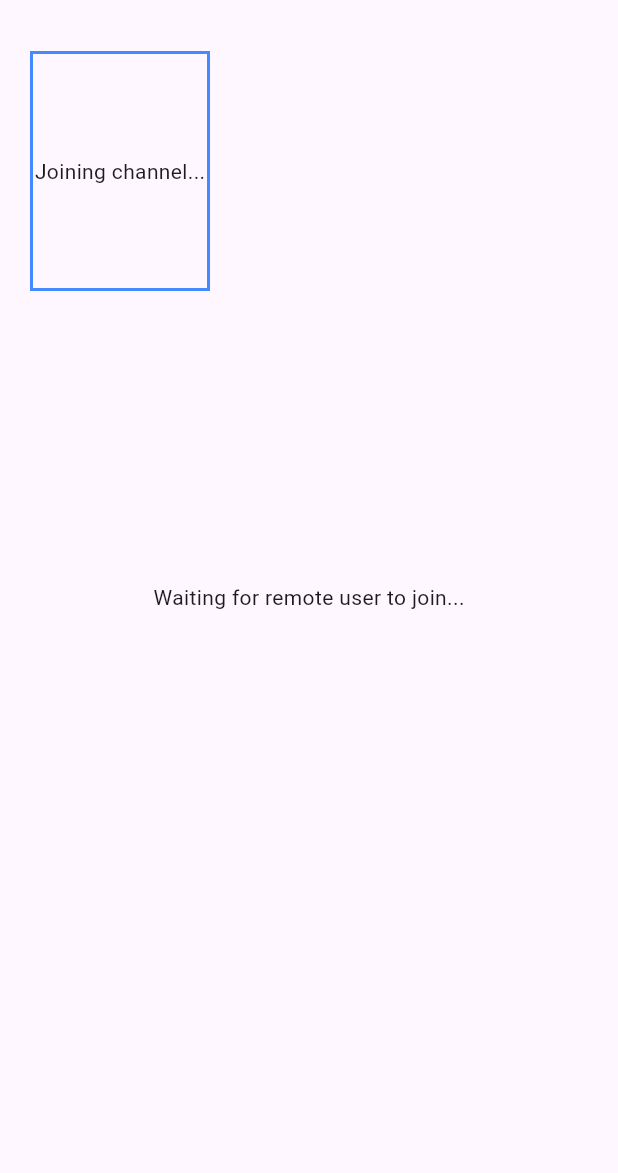
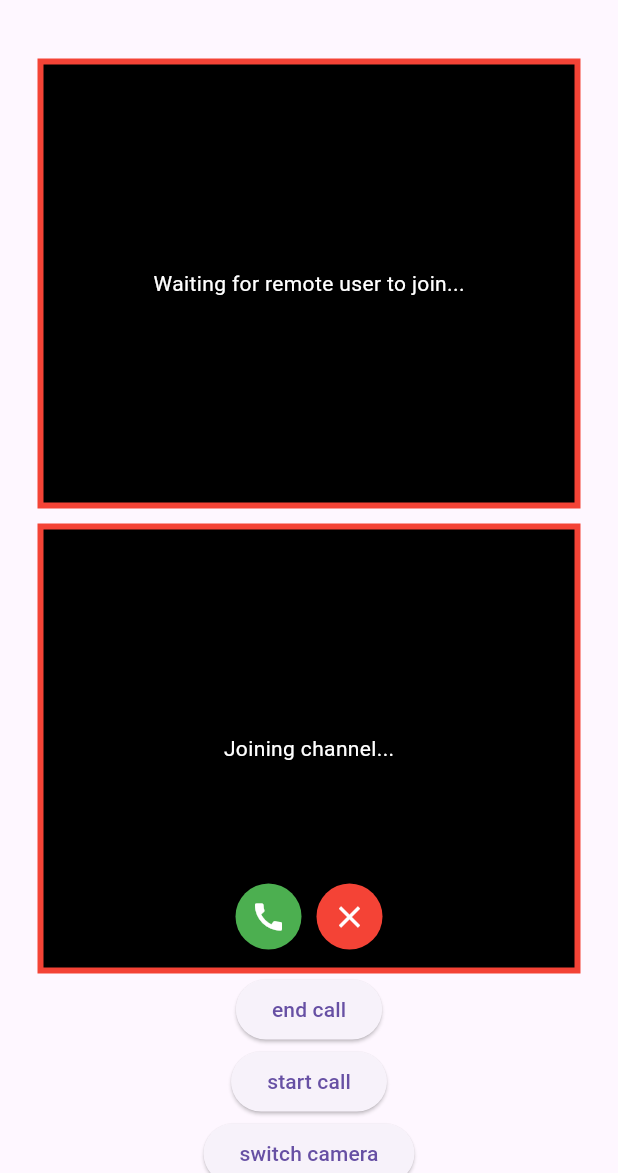
Before and after one commit to hachwa753/videocallagoraflutter, a Flutter app: the screen it shows after launch, on a phone screen of 412 x 824 dp, the part 63-1236 px from its top. Run offline on Flutter 3.47's test engine with Material 3 defaults, Android fonts, the phone set to English and light mode, and no system bars; our stand-ins replace permission_handler; missing offline and left inert: agora_rtc_engine.

Commit message:
add some functions

```diff
--- a/lib/home_page.dart
+++ b/lib/home_page.dart
@@ -10,11 +10,10 @@ import 'package:videoapp/fetch_agora_token.dart';
 //     <uses-permission android:name="android.permission.BLUETOOTH_CONNECT" />
 
 // Replace with your Agora App ID
-const String appId = '6e0e73a5a42444499d40dde03af428ad';
+const String appId = '1446fbca246b482aa5bd9730b39ae739';
 
 // Token is optional for testing. Use a valid token in production!
-const String token =
-    '007eJxTYMjp/D5TQ/kbt0tvZvSd8+9Vjtkc1bv+X7h4c9apjGAm7/0KDGapBqnmxommiSZGJkBgaZliYpCSkmpgnJhmYmSRmLLOOTGjIZCRIYhvHQMjFIL4nAyJBQWl8YlFiUkMDAALtyFD';
+const String token = '';
 // Get token from your Firebase function
 
 // for token generation
@@ -45,27 +44,23 @@ class VideoCallScreen extends StatefulWidget {
 }
 
 class _VideoCallScreenState extends State<VideoCallScreen> {
-  late final RtcEngine _engine;
+  RtcEngine? _engine;
   int? _remoteUid;
   bool _localUserJoined = false;
-
-  @override
-  void initState() {
-    super.initState();
-    _initAgora();
-  }
+  bool _engineInitialized = false;
 
   Future<void> _initAgora() async {
     await _requestPermissions(); // REQUEST PERMISSIONS
     _engine = createAgoraRtcEngine();
 
-    await _engine.initialize(RtcEngineContext(appId: appId));
+    await _engine!.initialize(RtcEngineContext(appId: appId));
+    _engineInitialized = true;
 
-    await _engine.enableVideo();
+    await _engine!.enableVideo();
     //  Set up local video stream
-    await _engine.startPreview();
+    await _engine!.startPreview();
 
-    _engine.registerEventHandler(
+    _engine!.registerEventHandler(
       RtcEngineEventHandler(
         onJoinChannelSuccess: (connection, elapsed) {
           setState(() {
@@ -89,8 +84,13 @@ class _VideoCallScreenState extends State<VideoCallScreen> {
     //   channelName,
     //   0,
     // ); // or your user id here
+  }
 
-    await _engine.joinChannel(
+  Future<void> startCall() async {
+    if (!_engineInitialized) {
+      await _initAgora();
+    }
+    await _engine!.joinChannel(
       token: token,
       channelId: channelName,
 
@@ -111,23 +111,21 @@ class _VideoCallScreenState extends State<VideoCallScreen> {
     }
   }
 
-  @override
-  void dispose() {
-    _engine.leaveChannel();
-    _engine.release();
-    super.dispose();
-  }
-
   Widget _renderLocalVideo() {
     if (_localUserJoined) {
       return AgoraVideoView(
         controller: VideoViewController(
-          rtcEngine: _engine,
+          rtcEngine: _engine!,
           canvas: const VideoCanvas(uid: 0),
         ),
       );
     } else {
-      return const Center(child: Text('Joining channel...'));
+      return const Center(
+        child: Text(
+          style: TextStyle(color: Colors.white),
+          'Joining channel...',
+        ),
+      );
     }
   }
 
@@ -135,13 +133,18 @@ class _VideoCallScreenState extends State<VideoCallScreen> {
     if (_remoteUid != null) {
       return AgoraVideoView(
         controller: VideoViewController.remote(
-          rtcEngine: _engine,
+          rtcEngine: _engine!,
           canvas: VideoCanvas(uid: _remoteUid),
           connection: RtcConnection(channelId: channelName),
         ),
       );
     } else {
-      return const Center(child: Text('Waiting for remote user to join...'));
+      return const Center(
+        child: Text(
+          'Waiting for remote user to join...',
+          style: TextStyle(color: Colors.white),
+        ),
+      );
     }
   }
 
@@ -149,23 +152,128 @@ class _VideoCallScreenState extends State<VideoCallScreen> {
   Widget build(BuildContext context) {
     return Scaffold(
       appBar: AppBar(title: const Text('Agora Video Call')),
-      body: Stack(
+
+      // body: Stack(
+      //   children: [
+      //     Positioned.fill(child: _renderRemoteVideo()),
+      //     Positioned(
+      //       top: 20,
+      //       left: 20,
+      //       width: 120,
+      //       height: 160,
+      //       child: Container(
+      //         decoration: BoxDecoration(
+      //           border: Border.all(color: Colors.blueAccent, width: 2),
+      //         ),
+      //         child: _renderLocalVideo(),
+      //       ),
+      //     ),
+      //   ],
+      // ),
+      body: SingleChildScrollView(
+        child: Padding(
+          padding: const EdgeInsets.all(25.0),
+          child: Column(
             children: [
-          Positioned.fill(child: _renderRemoteVideo()),
-          Positioned(
-            top: 20,
-            left: 20,
-            width: 120,
-            height: 160,
+              Container(
+                decoration: BoxDecoration(
+                  color: Colors.black,
+                  border: Border.all(color: Colors.red, width: 4),
+                ),
+
+                width: double.infinity,
+                height: 300,
+                child: _renderRemoteVideo(),
+              ),
+              SizedBox(height: 10),
+              Container(
+                height: 300,
+                child: Stack(
+                  children: [
+                    GestureDetector(
+                      onDoubleTap: () {
+                        _engine!.switchCamera();
+                      },
                       child: Container(
                         decoration: BoxDecoration(
-                border: Border.all(color: Colors.blueAccent, width: 2),
+                          color: Colors.black,
+                          border: Border.all(color: Colors.red, width: 4),
                         ),
+
+                        width: double.infinity,
+                        height: 300,
                         child: _renderLocalVideo(),
+                      ),
+                    ),
+                    Align(
+                      alignment: Alignment.bottomCenter,
+                      child: Padding(
+                        padding: const EdgeInsets.only(
+                          bottom: 16.0,
+                        ), // space from bottom
+                        child: Row(
+                          mainAxisSize: MainAxisSize.min,
+                          mainAxisAlignment: MainAxisAlignment.center,
+                          children: [
+                            Container(
+                              padding: EdgeInsets.all(10),
+                              decoration: BoxDecoration(
+                                color: Colors.green,
+                                shape: BoxShape.circle,
+                              ),
+                              child: Icon(Icons.call, color: Colors.white),
+                            ),
+                            SizedBox(width: 10),
+                            Container(
+                              padding: EdgeInsets.all(10),
+                              decoration: BoxDecoration(
+                                color: Colors.red,
+                                shape: BoxShape.circle,
+                              ),
+                              child: Icon(Icons.close, color: Colors.white),
+                            ),
+                          ],
+                        ),
                       ),
                     ),
                   ],
                 ),
+              ),
+              ElevatedButton(
+                onPressed: () async {
+                  await _engine!
+                      .leaveChannel(); // Leaves the current Agora channel
+                  // Optional: If you're done with the engine completely
+                  await _engine!.release();
+                  _engine = null;
+                  _engineInitialized = false;
+                  setState(() {
+                    _localUserJoined = false;
+                    _remoteUid = null;
+                  });
+                },
+                child: Text("end call"),
+              ),
+              ElevatedButton(
+                onPressed: () async {
+                  await startCall();
+                  setState(() {
+                    _localUserJoined = false;
+                    _remoteUid = null;
+                  });
+                },
+                child: Text("start call"),
+              ),
+              ElevatedButton(
+                onPressed: () async {
+                  await _engine!.switchCamera();
+                },
+                child: Text("switch camera"),
+              ),
+            ],
+          ),
+        ),
+      ),
     );
   }
 }
```
Lines whose indentation alone changed are shown as unchanged.
